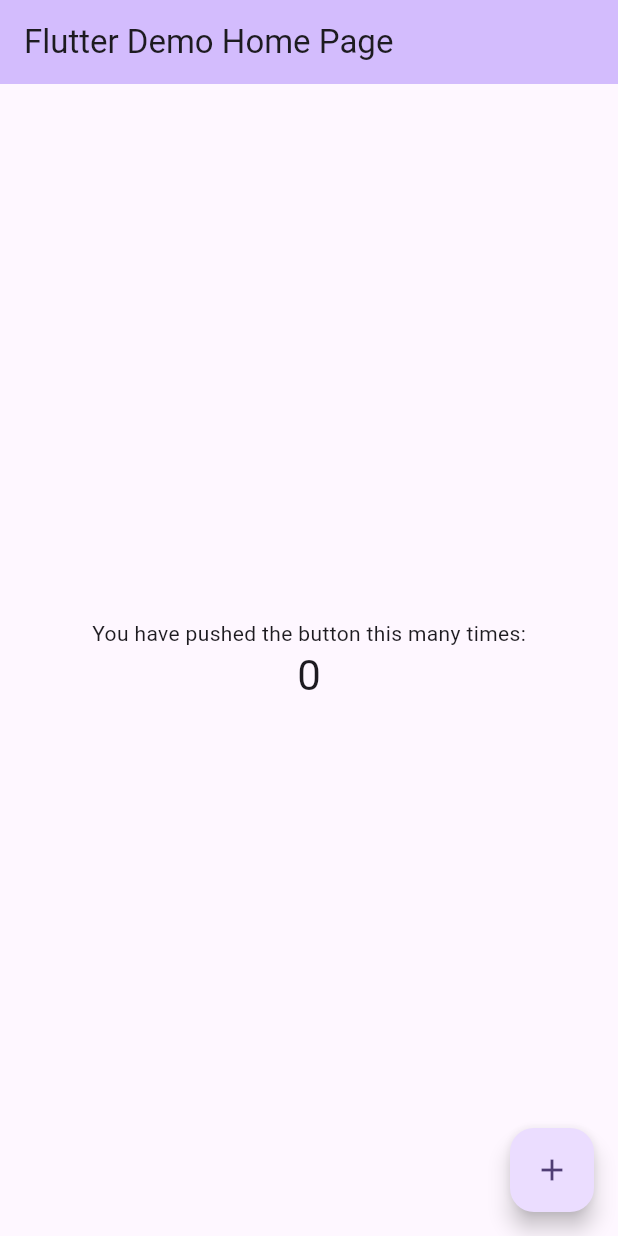
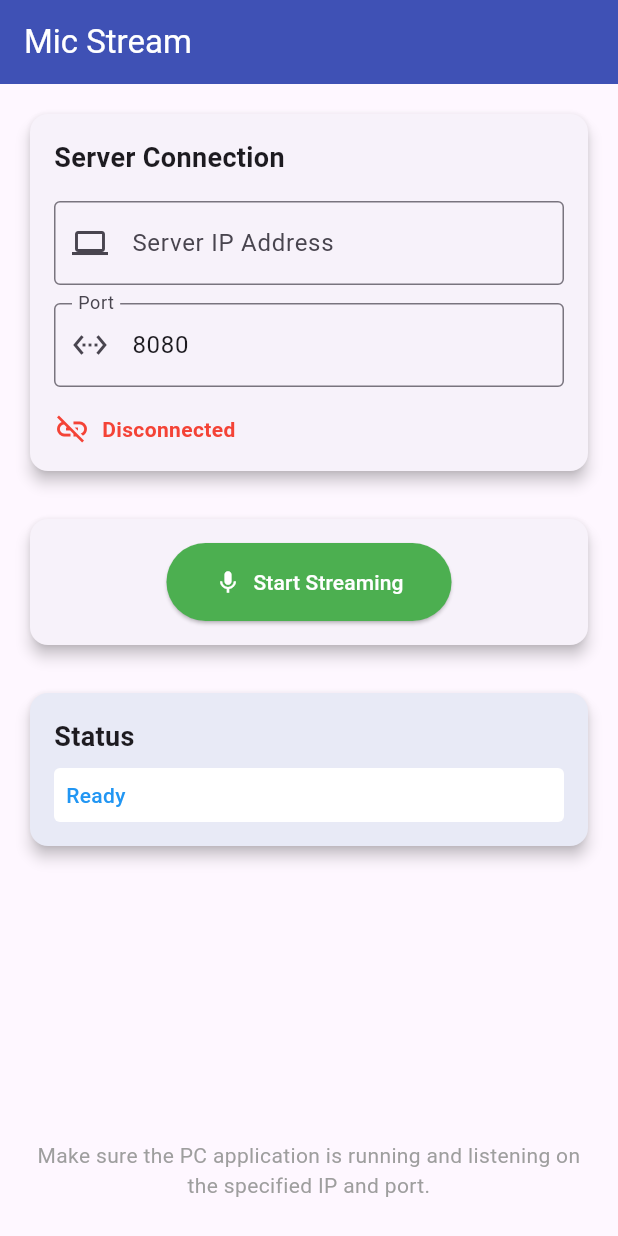
Before and after one commit to FazleLabib/mic-stream, a Flutter app: the screen it shows after launch, on a phone screen of 412 x 824 dp. Run offline on Flutter 3.47's test engine with Material 3 defaults, Android fonts, the phone set to English and light mode, and no system bars; our stand-ins replace permission_handler; missing offline and left inert: flutter_sound.

Commit message:
Implement mobile app core functionality
- Implemented socket service
- Implemented mic audio streaming service
- Implemented UI for home screen

```diff
--- a/mobile_app/mic_stream/lib/main.dart
+++ b/mobile_app/mic_stream/lib/main.dart
@@ -1,122 +1,23 @@
 import 'package:flutter/material.dart';
+import 'ui/home_screen.dart';
 
 void main() {
-  runApp(const MyApp());
+  runApp(const MicStreamApp());
 }
 
-class MyApp extends StatelessWidget {
-  const MyApp({super.key});
+class MicStreamApp extends StatelessWidget {
+  const MicStreamApp({Key? key}) : super(key: key);
 
-  // This widget is the root of your application.
   @override
   Widget build(BuildContext context) {
     return MaterialApp(
-      title: 'Flutter Demo',
+      title: 'Mic Stream',
       theme: ThemeData(
-        // This is the theme of your application.
-        //
-        // TRY THIS: Try running your application with "flutter run". You'll see
-        // the application has a purple toolbar. Then, without quitting the app,
-        // try changing the seedColor in the colorScheme below to Colors.green
-        // and then invoke "hot reload" (save your changes or press the "hot
-        // reload" button in a Flutter-supported IDE, or press "r" if you used
-        // the command line to start the app).
-        //
-        // Notice that the counter didn't reset back to zero; the application
-        // state is not lost during the reload. To reset the state, use hot
-        // restart instead.
-        //
-        // This works for code too, not just values: Most code changes can be
-        // tested with just a hot reload.
-        colorScheme: ColorScheme.fromSeed(seedColor: Colors.deepPurple),
+        primarySwatch: Colors.blue,
+        useMaterial3: true,
       ),
-      home: const MyHomePage(title: 'Flutter Demo Home Page'),
+      home: const HomeScreen(),
+      debugShowCheckedModeBanner: false,
     );
   }
 }
-
-class MyHomePage extends StatefulWidget {
-  const MyHomePage({super.key, required this.title});
-
-  // This widget is the home page of your application. It is stateful, meaning
-  // that it has a State object (defined below) that contains fields that affect
-  // how it looks.
-
-  // This class is the configuration for the state. It holds the values (in this
-  // case the title) provided by the parent (in this case the App widget) and
-  // used by the build method of the State. Fields in a Widget subclass are
-  // always marked "final".
-
-  final String title;
-
-  @override
-  State<MyHomePage> createState() => _MyHomePageState();
-}
-
-class _MyHomePageState extends State<MyHomePage> {
-  int _counter = 0;
-
-  void _incrementCounter() {
-    setState(() {
-      // This call to setState tells the Flutter framework that something has
-      // changed in this State, which causes it to rerun the build method below
-      // so that the display can reflect the updated values. If we changed
-      // _counter without calling setState(), then the build method would not be
-      // called again, and so nothing would appear to happen.
-      _counter++;
-    });
-  }
-
-  @override
-  Widget build(BuildContext context) {
-    // This method is rerun every time setState is called, for instance as done
-    // by the _incrementCounter method above.
-    //
-    // The Flutter framework has been optimized to make rerunning build methods
-    // fast, so that you can just rebuild anything that needs updating rather
-    // than having to individually change instances of widgets.
-    return Scaffold(
-      appBar: AppBar(
-        // TRY THIS: Try changing the color here to a specific color (to
-        // Colors.amber, perhaps?) and trigger a hot reload to see the AppBar
-        // change color while the other colors stay the same.
-        backgroundColor: Theme.of(context).colorScheme.inversePrimary,
-        // Here we take the value from the MyHomePage object that was created by
-        // the App.build method, and use it to set our appbar title.
-        title: Text(widget.title),
-      ),
-      body: Center(
-        // Center is a layout widget. It takes a single child and positions it
-        // in the middle of the parent.
-        child: Column(
-          // Column is also a layout widget. It takes a list of children and
-          // arranges them vertically. By default, it sizes itself to fit its
-          // children horizontally, and tries to be as tall as its parent.
-          //
-          // Column has various properties to control how it sizes itself and
-          // how it positions its children. Here we use mainAxisAlignment to
-          // center the children vertically; the main axis here is the vertical
-          // axis because Columns are vertical (the cross axis would be
-          // horizontal).
-          //
-          // TRY THIS: Invoke "debug painting" (choose the "Toggle Debug Paint"
-          // action in the IDE, or press "p" in the console), to see the
-          // wireframe for each widget.
-          mainAxisAlignment: MainAxisAlignment.center,
-          children: <Widget>[
-            const Text('You have pushed the button this many times:'),
-            Text(
-              '$_counter',
-              style: Theme.of(context).textTheme.headlineMedium,
-            ),
-          ],
-        ),
-      ),
-      floatingActionButton: FloatingActionButton(
-        onPressed: _incrementCounter,
-        tooltip: 'Increment',
-        child: const Icon(Icons.add),
-      ), // This trailing comma makes auto-formatting nicer for build methods.
-    );
-  }
-}
--- /dev/null
+++ b/mobile_app/mic_stream/lib/services/mic_service.dart
@@ -0,0 +1,68 @@
+import 'dart:async';
+import 'dart:typed_data';
+import 'package:flutter/foundation.dart';
+import 'package:flutter_sound/flutter_sound.dart';
+import 'package:permission_handler/permission_handler.dart';
+
+class MicService {
+  final FlutterSoundRecorder _recorder = FlutterSoundRecorder();
+  final StreamController<Uint8List> _audioStreamController = StreamController<Uint8List>.broadcast();
+  bool _isRecorderInitialized = false;
+  bool _isRecording = false;
+
+  Stream<Uint8List> get audioStream => _audioStreamController.stream;
+
+  Future<void> init() async {
+    final status = await Permission.microphone.request();
+    if (status != PermissionStatus.granted) {
+      throw Exception('Microphone permission not granted');
+    }
+
+    await _recorder.openRecorder();
+    _isRecorderInitialized = true;
+  }
+
+  Future<void> startRecording() async {
+    if (!_isRecorderInitialized) {
+      await init();
+    }
+
+    if (!_isRecording) {
+      try {
+        await _recorder.startRecorder(
+          toStream: _audioStreamController.sink,
+          codec: Codec.pcm16,
+          numChannels: 1,
+          sampleRate: 16000,
+        );
+        _isRecording = true;
+      } catch (e) {
+        throw Exception('Failed to start recording: $e');
+      }
+    }
+  }
+
+  Future<void> stopRecording() async {
+    if (_isRecorderInitialized && _isRecording) {
+      try {
+        await _recorder.stopRecorder();
+        _isRecording = false;
+      } catch (e) {
+        throw Exception('Failed to stop recording: $e');
+      }
+    }
+  }
+
+  bool get isRecording => _isRecording;
+
+  Future<void> dispose() async {
+    if (_isRecorderInitialized) {
+      if (_isRecording) {
+        await stopRecording();
+      }
+      await _recorder.closeRecorder();
+      _isRecorderInitialized = false;
+    }
+    await _audioStreamController.close();
+  }
+}
--- /dev/null
+++ b/mobile_app/mic_stream/lib/services/socket_service.dart
@@ -0,0 +1,91 @@
+import 'dart:async';
+import 'dart:io';
+import 'dart:typed_data';
+
+class SocketService {
+  Socket? _socket;
+  String _serverIp = '';
+  int _port = 8080;
+  bool _isConnected = false;
+  final StreamController<String> _statusController = StreamController<String>.broadcast();
+
+  Stream<String> get statusStream => _statusController.stream;
+
+  Future<void> connectToServer(String ip, [int port = 8080]) async {
+    if (_isConnected) {
+      await disconnectFromServer();
+    }
+
+    _serverIp = ip;
+    _port = port;
+
+    try {
+      _statusController.add('Connecting to $_serverIp:$_port...');
+
+      _socket = await Socket.connect(_serverIp, _port, timeout: const Duration(seconds: 5));
+      _isConnected = true;
+      _statusController.add('Connected to $_serverIp:$_port');
+
+      _socket!.listen(
+        (data) {
+          _statusController.add('Received data from server');
+        },
+        onError: (error) {
+          _isConnected = false;
+          _statusController.add('Connection error: $error');
+        },
+        onDone: () {
+          _isConnected = false;
+          _statusController.add('Server disconnected');
+        },
+      );
+    } on SocketException catch (e) {
+      _isConnected = false;
+      _statusController.add('Failed to connect: ${e.message}');
+      throw Exception('Failed to connect: ${e.message}');
+    } on TimeoutException {
+      _isConnected = false;
+      _statusController.add('Connection timeout');
+      throw Exception('Connection timeout');
+    }
+  }
+
+  Future<void> sendAudioData(Uint8List data) async {
+    if (!_isConnected || _socket == null) {
+      throw Exception('Not connected to server');
+    }
+
+    try {
+      _socket!.add(data);
+      await _socket!.flush();
+    } catch (e) {
+      _statusController.add('Error sending data: $e');
+      throw Exception('Error sending data: $e');
+    }
+  }
+
+  Future<void> disconnectFromServer() async {
+    if (_socket != null) {
+      try {
+        await _socket!.close();
+        _socket = null;
+        _isConnected = false;
+        _statusController.add('Disconnected from server');
+      } catch (e) {
+        _statusController.add('Error during disconnection: $e');
+        throw Exception('Error during disconnection: $e');
+      }
+    }
+  }
+
+  bool get isConnected => _isConnected;
+
+  String get serverIp => _serverIp;
+
+  int get port => _port;
+
+  void dispose() {
+    disconnectFromServer();
+    _statusController.close();
+  }
+}
--- /dev/null
+++ b/mobile_app/mic_stream/lib/ui/home_screen.dart
@@ -0,0 +1,304 @@
+import 'package:flutter/material.dart';
+import '../services/mic_service.dart';
+import '../services/socket_service.dart';
+
+class HomeScreen extends StatefulWidget {
+  const HomeScreen({Key? key}) : super(key: key);
+
+  @override
+  State<HomeScreen> createState() => _HomeScreenState();
+}
+
+class _HomeScreenState extends State<HomeScreen> {
+  final TextEditingController _ipController = TextEditingController();
+  final TextEditingController _portController = TextEditingController(
+    text: '8080',
+  );
+  final MicService _micService = MicService();
+  final SocketService _socketService = SocketService();
+
+  bool _isStreaming = false;
+  String _statusMessage = 'Ready';
+  bool _isConnected = false;
+
+  @override
+  void initState() {
+    super.initState();
+    _initServices();
+
+    _socketService.statusStream.listen((status) {
+      setState(() {
+        _statusMessage = status;
+        _isConnected = _socketService.isConnected;
+      });
+    });
+  }
+
+  Future<void> _initServices() async {
+    try {
+      await _micService.init();
+
+      _micService.audioStream.listen((audioData) async {
+        if (_isStreaming && _socketService.isConnected) {
+          try {
+            await _socketService.sendAudioData(audioData);
+          } catch (e) {
+            setState(() {
+              _statusMessage = 'Error sending audio: $e';
+              _stopStreaming();
+            });
+          }
+        }
+      });
+    } catch (e) {
+      setState(() {
+        _statusMessage = 'Initialization error: $e';
+      });
+    }
+  }
+
+  Future<void> _toggleStreaming() async {
+    if (!_isStreaming) {
+      await _startStreaming();
+    } else {
+      await _stopStreaming();
+    }
+  }
+
+  Future<void> _startStreaming() async {
+    if (!_socketService.isConnected) {
+      try {
+        final ip = _ipController.text.trim();
+        final port = int.tryParse(_portController.text.trim()) ?? 8080;
+
+        if (ip.isEmpty) {
+          setState(() {
+            _statusMessage = 'Please enter a valid IP address';
+          });
+          return;
+        }
+
+        await _socketService.connectToServer(ip, port);
+      } catch (e) {
+        setState(() {
+          _statusMessage = 'Connection error: $e';
+        });
+        return;
+      }
+    }
+
+    try {
+      await _micService.startRecording();
+      setState(() {
+        _isStreaming = true;
+        _statusMessage =
+            'Streaming audio to ${_socketService.serverIp}:${_socketService.port}';
+      });
+    } catch (e) {
+      setState(() {
+        _statusMessage = 'Error starting stream: $e';
+      });
+    }
+  }
+
+  Future<void> _stopStreaming() async {
+    try {
+      await _micService.stopRecording();
+      setState(() {
+        _isStreaming = false;
+        _statusMessage =
+            _socketService.isConnected
+                ? 'Connected to ${_socketService.serverIp}:${_socketService.port}'
+                : 'Ready';
+      });
+    } catch (e) {
+      setState(() {
+        _statusMessage = 'Error stopping stream: $e';
+        _isStreaming = false;
+      });
+    }
+  }
+
+  @override
+  void dispose() {
+    _micService.dispose();
+    _socketService.dispose();
+    _ipController.dispose();
+    _portController.dispose();
+    super.dispose();
+  }
+
+  @override
+  Widget build(BuildContext context) {
+    return Scaffold(
+      appBar: AppBar(
+        title: const Text('Mic Stream'),
+        backgroundColor: Colors.indigo,
+        foregroundColor: Colors.white,
+      ),
+      body: SafeArea(
+        child: Padding(
+          padding: const EdgeInsets.all(16.0),
+          child: Column(
+            crossAxisAlignment: CrossAxisAlignment.stretch,
+            children: [
+              // Server connection section
+              Card(
+                elevation: 4,
+                child: Padding(
+                  padding: const EdgeInsets.all(16.0),
+                  child: Column(
+                    crossAxisAlignment: CrossAxisAlignment.start,
+                    children: [
+                      const Text(
+                        'Server Connection',
+                        style: TextStyle(
+                          fontSize: 18,
+                          fontWeight: FontWeight.bold,
+                        ),
+                      ),
+                      const SizedBox(height: 16),
+
+                      // IP Address input
+                      TextField(
+                        controller: _ipController,
+                        decoration: const InputDecoration(
+                          labelText: 'Server IP Address',
+                          border: OutlineInputBorder(),
+                          hintText: '192.168.0.100',
+                          prefixIcon: Icon(Icons.computer),
+                        ),
+                        keyboardType: TextInputType.number,
+                        enabled: !_isStreaming,
+                      ),
+                      const SizedBox(height: 12),
+
+                      // Port input
+                      TextField(
+                        controller: _portController,
+                        decoration: const InputDecoration(
+                          labelText: 'Port',
+                          border: OutlineInputBorder(),
+                          prefixIcon: Icon(Icons.settings_ethernet),
+                        ),
+                        keyboardType: TextInputType.number,
+                        enabled: !_isStreaming,
+                      ),
+
+                      const SizedBox(height: 16),
+
+                      // Connection indicator
+                      Row(
+                        children: [
+                          Icon(
+                            _isConnected ? Icons.link : Icons.link_off,
+                            color: _isConnected ? Colors.green : Colors.red,
+                          ),
+                          const SizedBox(width: 8),
+                          Text(
+                            _isConnected ? 'Connected' : 'Disconnected',
+                            style: TextStyle(
+                              color: _isConnected ? Colors.green : Colors.red,
+                              fontWeight: FontWeight.bold,
+                            ),
+                          ),
+                        ],
+                      ),
+                    ],
+                  ),
+                ),
+              ),
+
+              const SizedBox(height: 24),
+
+              // Streaming controls
+              Card(
+                elevation: 4,
+                child: Padding(
+                  padding: const EdgeInsets.all(16.0),
+                  child: Column(
+                    crossAxisAlignment: CrossAxisAlignment.start,
+                    children: [
+                      // Toggle streaming button
+                      Center(
+                        child: ElevatedButton.icon(
+                          onPressed: _toggleStreaming,
+                          icon: Icon(_isStreaming ? Icons.stop : Icons.mic),
+                          label: Text(
+                            _isStreaming ? 'Stop Streaming' : 'Start Streaming',
+                          ),
+                          style: ElevatedButton.styleFrom(
+                            backgroundColor:
+                                _isStreaming ? Colors.red : Colors.green,
+                            foregroundColor: Colors.white,
+                            padding: const EdgeInsets.symmetric(
+                              horizontal: 32,
+                              vertical: 16,
+                            ),
+                          ),
+                        ),
+                      ),
+                    ],
+                  ),
+                ),
+              ),
+
+              const SizedBox(height: 24),
+
+              // Status section
+              Card(
+                elevation: 4,
+                color: Colors.indigo.shade50,
+                child: Padding(
+                  padding: const EdgeInsets.all(16.0),
+                  child: Column(
+                    crossAxisAlignment: CrossAxisAlignment.start,
+                    children: [
+                      const Text(
+                        'Status',
+                        style: TextStyle(
+                          fontSize: 18,
+                          fontWeight: FontWeight.bold,
+                        ),
+                      ),
+                      const SizedBox(height: 8),
+
+                      // Status message
+                      Container(
+                        padding: const EdgeInsets.all(8),
+                        decoration: BoxDecoration(
+                          borderRadius: BorderRadius.circular(4),
+                          color: Colors.white,
+                        ),
+                        width: double.infinity,
+                        child: Text(
+                          _statusMessage,
+                          style: TextStyle(
+                            color: _isStreaming ? Colors.green : Colors.blue,
+                            fontWeight: FontWeight.w500,
+                          ),
+                        ),
+                      ),
+                    ],
+                  ),
+                ),
+              ),
+
+              const Spacer(),
+
+              // Info text
+              const Padding(
+                padding: EdgeInsets.all(8.0),
+                child: Text(
+                  'Make sure the PC application is running and listening on the specified IP and port.',
+                  textAlign: TextAlign.center,
+                  style: TextStyle(color: Colors.grey),
+                ),
+              ),
+            ],
+          ),
+        ),
+      ),
+    );
+  }
+}
```
Also changed, not shown: mobile_app/mic_stream/pubspec.yaml (+4 -4 lines), mobile_app/mic_stream/pubspec.lock, 6 other files.
